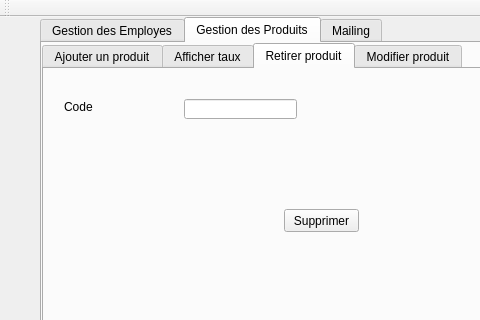
Old version of the form Gestion_chayma/mainwindow.ui in the repository hsan256/Gestion_SuperMarket; both pictures show x 0 to 480 and y 0 to 320 of the 873 by 621 pixel window.
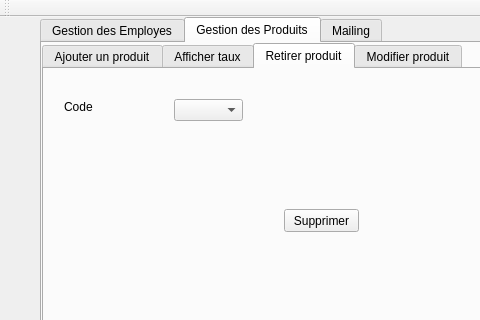
New version of the form. The open tabs and pages were chosen to show the change. Icons and pictures are not drawn.

Patch:
```diff
--- a/Gestion_chayma/mainwindow.ui
+++ b/Gestion_chayma/mainwindow.ui
@@ -6923,16 +6923,6 @@
        <attribute name="title">
         <string>Retirer produit</string>
        </attribute>
-       <widget class="QLineEdit" name="lineEdit_id_4">
-        <property name="geometry">
-         <rect>
-          <x>140</x>
-          <y>30</y>
-          <width>113</width>
-          <height>20</height>
-         </rect>
-        </property>
-       </widget>
        <widget class="QLabel" name="label_10">
         <property name="geometry">
          <rect>
@@ -6959,6 +6949,16 @@
          <string>Supprimer</string>
         </property>
        </widget>
+       <widget class="QComboBox" name="suppr_produit">
+        <property name="geometry">
+         <rect>
+          <x>130</x>
+          <y>30</y>
+          <width>69</width>
+          <height>22</height>
+         </rect>
+        </property>
+       </widget>
       </widget>
       <widget class="QWidget" name="tab_13">
        <attribute name="title">
```
Left out of the diff: 68 changed lines with no effect on the pictures.
